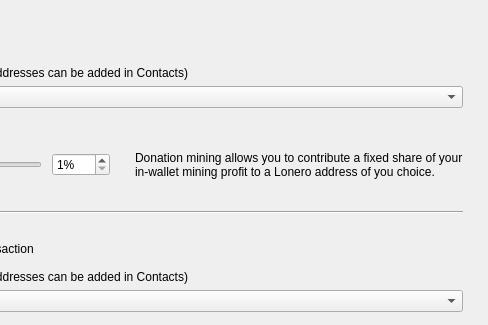
The window that src/Gui/Options/DonationOptionsFrame.ui (Lonero-Team/Lonero-Wallet-2.0) describes before a commit, drawn with Qt 5; both pictures show x 213 to 701 and y 0 to 325 of the 701 by 540 pixel window.
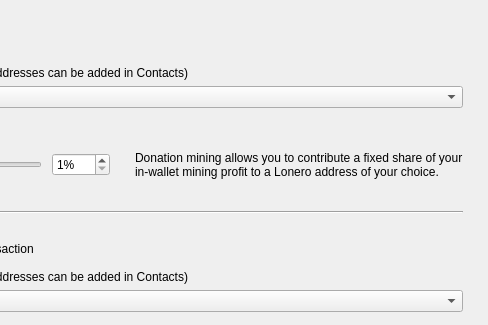
The same window after the commit. Custom widgets are drawn as their Qt base class.

The edit to the form file:
```diff
--- a/src/Gui/Options/DonationOptionsFrame.ui
+++ b/src/Gui/Options/DonationOptionsFrame.ui
@@ -161,7 +161,7 @@
          </size>
         </property>
         <property name="text">
-         <string>Donation mining allows you to contribute a fixed share of your in-wallet mining profit to a Lonero address of you choice.</string>
+         <string>Donation mining allows you to contribute a fixed share of your in-wallet mining profit to a Lonero address of your choice.</string>
         </property>
         <property name="wordWrap">
          <bool>true</bool>
```
